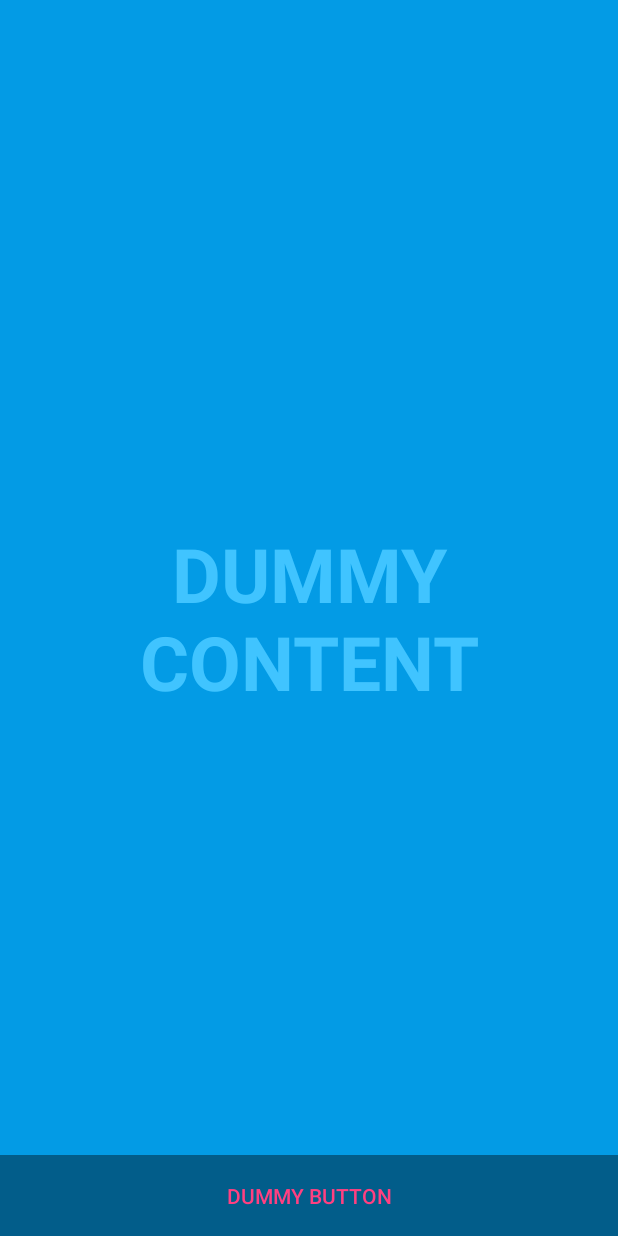
After one commit to ovso/Massage, an Android app: the layout activity_splash.xml on its own in the app's theme, with its tools: preview values and no code run, on a phone screen of 412 x 824 dp. The commit adds this screen. Run offline under Robolectric (Android 15) with nearby library versions, the phone set to English and light mode, and no system bars.

Commit message:
refactor: Add SplashActivity.kt

```diff
--- a/app/src/main/AndroidManifest.xml
+++ b/app/src/main/AndroidManifest.xml
@@ -19,6 +19,20 @@
         android:theme="@style/AppTheme.NoActionBar"
         android:usesCleartextTraffic="true"
         tools:ignore="GoogleAppIndexingWarning,UnusedAttribute">
+        <activity
+            android:name=".splash.SplashActivity"
+            android:configChanges="orientation|keyboardHidden|screenSize"
+            android:label="@string/title_activity_splash"
+            android:screenOrientation="portrait"
+            android:theme="@style/AppTheme.NoActionBar.Fullscreen">
+            <intent-filter>
+                <action android:name="android.intent.action.MAIN" />
+
+                <category android:name="android.intent.category.LAUNCHER" />
+            </intent-filter>
+
+        </activity>
+
         <meta-data
             android:name="com.google.android.gms.ads.APPLICATION_ID"
             android:value="@string/ads_app_id" />
@@ -26,12 +40,7 @@
         <activity
             android:name=".view.ui.splash.SplashActivity"
             android:configChanges="orientation|keyboardHidden|screenSize"
-            android:theme="@style/SplashTheme">
-            <intent-filter>
-                <action android:name="android.intent.action.MAIN" />
-
-                <category android:name="android.intent.category.LAUNCHER" />
-            </intent-filter>
+            >
         </activity>
         <activity
             android:name=".ImageActivity"
--- a/app/src/main/java/io/github/ovso/massage/main/MainActivity.java
+++ b/app/src/main/java/io/github/ovso/massage/main/MainActivity.java
@@ -47,7 +47,6 @@ public class MainActivity extends BaseActivity
     protected void onCreate(Bundle savedInstanceState) {
         super.onCreate(savedInstanceState);
         presenter.onCreate(savedInstanceState);
-
     }
 
     @Override
@@ -157,7 +156,7 @@ public class MainActivity extends BaseActivity
 
     @Override
     public void changeTheme() {
-        setTheme(R.style.AppTheme_NoActionBar);
+//        setTheme(R.style.AppTheme_NoActionBar);
     }
 
     @Override
--- /dev/null
+++ b/app/src/main/java/io/github/ovso/massage/splash/SplashActivity.kt
@@ -0,0 +1,16 @@
+package io.github.ovso.massage.splash
+
+import android.content.Intent
+import android.os.Bundle
+import androidx.appcompat.app.AppCompatActivity
+import io.github.ovso.massage.main.MainActivity
+
+class SplashActivity : AppCompatActivity() {
+    override fun onCreate(savedInstanceState: Bundle?) {
+        super.onCreate(savedInstanceState)
+        Intent(this, MainActivity::class.java).apply {
+            startActivity(this)
+            finish()
+        }
+    }
+}
--- /dev/null
+++ b/app/src/main/res/layout/activity_splash.xml
@@ -0,0 +1,51 @@
+<?xml version="1.0" encoding="utf-8"?>
+<FrameLayout xmlns:android="http://schemas.android.com/apk/res/android"
+    xmlns:tools="http://schemas.android.com/tools"
+    android:layout_width="match_parent"
+    android:layout_height="match_parent"
+    android:background="?attr/fullscreenBackgroundColor"
+    android:theme="@style/ThemeOverlay.Massage.FullscreenContainer"
+    tools:context=".splash.SplashActivity">
+
+    <!-- The primary full-screen view. This can be replaced with whatever view
+         is needed to present your content, e.g. VideoView, SurfaceView,
+         TextureView, etc. -->
+    <TextView
+        android:id="@+id/fullscreen_content"
+        android:layout_width="match_parent"
+        android:layout_height="match_parent"
+        android:gravity="center"
+        android:keepScreenOn="true"
+        android:text="@string/dummy_content"
+        android:textColor="?attr/fullscreenTextColor"
+        android:textSize="50sp"
+        android:textStyle="bold" />
+
+    <!-- This FrameLayout insets its children based on system windows using
+         android:fitsSystemWindows. -->
+    <FrameLayout
+        android:layout_width="match_parent"
+        android:layout_height="match_parent"
+        android:fitsSystemWindows="true">
+
+        <LinearLayout
+            android:id="@+id/fullscreen_content_controls"
+            style="@style/Widget.AppTheme.NoActionBar.ButtonBar.Fullscreen"
+            android:layout_width="match_parent"
+            android:layout_height="wrap_content"
+            android:layout_gravity="bottom|center_horizontal"
+            android:orientation="horizontal"
+            tools:ignore="UselessParent">
+
+            <Button
+                android:id="@+id/dummy_button"
+                style="?android:attr/buttonBarButtonStyle"
+                android:layout_width="0dp"
+                android:layout_height="wrap_content"
+                android:layout_weight="1"
+                android:text="@string/dummy_button" />
+
+        </LinearLayout>
+    </FrameLayout>
+
+</FrameLayout>
--- /dev/null
+++ b/app/src/main/res/values-night/themes.xml
@@ -0,0 +1,7 @@
+<resources>
+
+    <style name="ThemeOverlay.Massage.FullscreenContainer" parent="">
+        <item name="fullscreenBackgroundColor">@color/light_blue_900</item>
+        <item name="fullscreenTextColor">@color/light_blue_A400</item>
+    </style>
+</resources>
--- a/app/src/main/res/values/attrs.xml
+++ b/app/src/main/res/values/attrs.xml
@@ -1,12 +1,16 @@
 <resources>
 
-  <!-- Declare custom theme attributes that allow changing which styles are
+    <!-- Declare custom theme attributes that allow changing which styles are
          used for button bars depending on the API level.
          ?android:attr/buttonBarStyle is new as of API 11 so this is
          necessary to support previous API levels. -->
-  <declare-styleable name="ButtonBarContainerTheme">
-    <attr name="metaButtonBarStyle" format="reference" />
-    <attr name="metaButtonBarButtonStyle" format="reference" />
-  </declare-styleable>
+    <declare-styleable name="ButtonBarContainerTheme">
+        <attr name="metaButtonBarStyle" format="reference" />
+        <attr name="metaButtonBarButtonStyle" format="reference" />
+    </declare-styleable>
+    <declare-styleable name="FullscreenAttrs">
+        <attr name="fullscreenBackgroundColor" format="color" />
+        <attr name="fullscreenTextColor" format="color" />
+    </declare-styleable>
 
 </resources>
--- a/app/src/main/res/values/colors.xml
+++ b/app/src/main/res/values/colors.xml
@@ -17,4 +17,8 @@
     <color name="color_900">#212121</color>
 
     <color name="black_overlay">#66000000</color>
+    <color name="light_blue_600">#FF039BE5</color>
+    <color name="light_blue_900">#FF01579B</color>
+    <color name="light_blue_A200">#FF40C4FF</color>
+    <color name="light_blue_A400">#FF00B0FF</color>
 </resources>
--- a/app/src/main/res/values/strings.xml
+++ b/app/src/main/res/values/strings.xml
@@ -38,4 +38,7 @@
     <string name="please_select_the_player_mode">Please select the player mode</string>
     <string name="video_does_not_exist">Video does not exist</string>
     <string name="review">review</string>
+    <string name="title_activity_splash">FullscreenActivity</string>
+    <string name="dummy_button">Dummy Button</string>
+    <string name="dummy_content">DUMMY\nCONTENT</string>
 </resources>
--- a/app/src/main/res/values/styles.xml
+++ b/app/src/main/res/values/styles.xml
@@ -73,4 +73,13 @@
         <item name="android:windowBackground">@drawable/splash_background</item>
     </style>
 
+    <style name="Widget.AppTheme.NoActionBar.ActionBar.Fullscreen" parent="Widget.AppCompat.ActionBar">
+        <item name="android:background">@color/black_overlay</item>
+    </style>
+
+    <style name="Widget.AppTheme.NoActionBar.ButtonBar.Fullscreen" parent="">
+        <item name="android:background">@color/black_overlay</item>
+        <item name="android:buttonBarStyle">?android:attr/buttonBarStyle</item>
+    </style>
+
 </resources>
--- /dev/null
+++ b/app/src/main/res/values/themes.xml
@@ -0,0 +1,13 @@
+<resources>
+
+    <style name="AppTheme.NoActionBar.Fullscreen" parent="AppTheme.NoActionBar">
+        <item name="android:actionBarStyle">@style/Widget.AppTheme.NoActionBar.ActionBar.Fullscreen</item>
+        <item name="android:windowBackground">@drawable/splash_background</item>
+        <item name="android:windowActionBarOverlay">true</item>
+    </style>
+
+    <style name="ThemeOverlay.Massage.FullscreenContainer" parent="">
+        <item name="fullscreenBackgroundColor">@color/light_blue_600</item>
+        <item name="fullscreenTextColor">@color/light_blue_A200</item>
+    </style>
+</resources>
```
Lines whose indentation alone changed are shown as unchanged.
